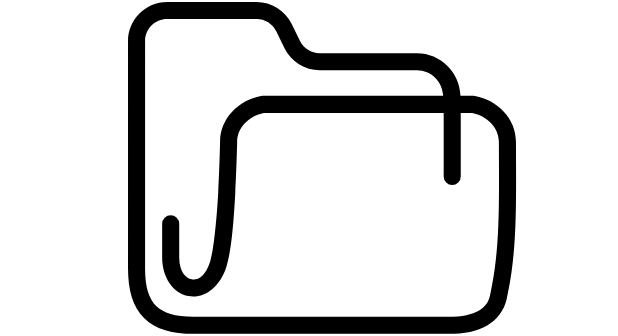
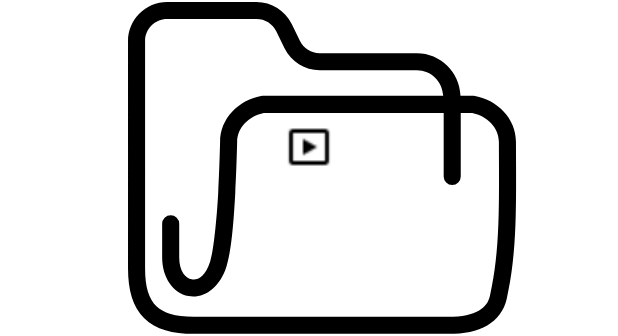
Before and after one commit to turik2304/GallerySample, an Android app: the layout item_file.xml on its own in the app's theme, with its tools: preview values and no code run, on a phone screen of 412 x 824 dp. Shown: the part 162-498 px from the top of the screen. Run offline under Robolectric (Android 15) with nearby library versions, the phone set to English and light mode, and no system bars.

Commit message:
fix bugs

```diff
--- a/app/build.gradle
+++ b/app/build.gradle
@@ -67,8 +67,4 @@ dependencies {
     def koin_version = "3.2.2"
     implementation "io.insert-koin:koin-core:$koin_version"
     implementation "io.insert-koin:koin-android:$koin_version"
-
-    def glide_version = "4.13.2"
-    implementation "com.github.bumptech.glide:glide:$glide_version"
-    kapt "com.github.bumptech.glide:compiler:$glide_version"
 }
--- a/app/src/main/AndroidManifest.xml
+++ b/app/src/main/AndroidManifest.xml
@@ -10,7 +10,6 @@
         android:allowBackup="true"
         android:dataExtractionRules="@xml/data_extraction_rules"
         android:fullBackupContent="@xml/backup_rules"
-        android:hardwareAccelerated="false"
         android:icon="@mipmap/ic_launcher"
         android:label="@string/app_name"
         android:largeHeap="true"
--- a/app/src/main/java/com/example/gallerysample/data/network/NetworkBuilder.kt
+++ b/app/src/main/java/com/example/gallerysample/data/network/NetworkBuilder.kt
@@ -12,7 +12,7 @@ object NetworkBuilder {
     private const val CONNECT_TIMEOUT: Long = 10
 
     private const val TOKEN =
-        "sl.BQxoqfeV2A7bCcqiw7WKJiDNCLYjcYAJb7wsNG2AJxp-OzEmBYIk6wV4G6vD1UOxticpqyAIzZMpsqOZIxv-kKYmG5I4b_dsfxZVJqpAClrvL-chVY9rbUGWajw34LIy9cCg29WE"
+        "sl.BQ2Sqm7lWR2KmOkZfWq0IdDUb7RFGHSkXP0HywxwUnVi6L670ucmFzrlsfHicRhR6cqUjk8sMbAeQ2pVtw6mafLIuYFOPdqc9-yFcF8Xx6dj-AsHfIHa5KPePABplObKhkuOXP4W"
 
     fun buildOkhttp(): OkHttpClient {
         return OkHttpClient.Builder()
--- a/app/src/main/java/com/example/gallerysample/data/repository/DropBoxRepository.kt
+++ b/app/src/main/java/com/example/gallerysample/data/repository/DropBoxRepository.kt
@@ -28,7 +28,7 @@ class DropBoxRepository(
 
     private val gson: Gson = Gson()
 
-    suspend fun uploadFile(file: File): String? {
+    suspend fun uploadFile(file: File): String {
         return withContext(dispatcher) {
             if (file.length() > MAX_FILE_BYTE_SIZE) {
                 uploadLargeFile(file)
--- a/app/src/main/java/com/example/gallerysample/presentation/gallery/GalleryFragment.kt
+++ b/app/src/main/java/com/example/gallerysample/presentation/gallery/GalleryFragment.kt
@@ -14,7 +14,6 @@ import androidx.fragment.app.Fragment
 import androidx.lifecycle.lifecycleScope
 import androidx.recyclerview.widget.GridLayoutManager
 import com.example.gallerysample.databinding.FragmentGalleryBinding
-import com.example.gallerysample.presentation.base.BaseSideEffect
 import com.example.gallerysample.presentation.gallery.adapter.GalleryAdapter
 import kotlinx.coroutines.flow.launchIn
 import kotlinx.coroutines.flow.onEach
@@ -87,8 +86,8 @@ class GalleryFragment : Fragment() {
                 is State.Content -> {
                     rvContent.isVisible = true
                     progressBar.isGone = true
-                    if (state.openedFolder != null) {
-                        adapter.updateItems(state.openedFolder.files)
+                    if (state.openedFolderName != null) {
+                        adapter.updateItems(state.openedFolder!!.files)
                     } else {
                         adapter.updateItems(state.folders)
                     }
--- a/app/src/main/java/com/example/gallerysample/presentation/gallery/State.kt
+++ b/app/src/main/java/com/example/gallerysample/presentation/gallery/State.kt
@@ -9,8 +9,11 @@ sealed class State : BaseState {
 
     data class Content(
         val folders: List<GalleryItem.Folder>,
+        val openedFolderName: String?,
+    ) : State() {
         val openedFolder: GalleryItem.Folder?
-    ) : State()
+            get() = folders.find { it.folderName == openedFolderName }
+    }
 
     object Error : State()
 }
--- a/app/src/main/res/layout/item_file.xml
+++ b/app/src/main/res/layout/item_file.xml
@@ -23,20 +23,20 @@
         android:id="@+id/ivFileType"
         android:layout_width="32dp"
         android:layout_height="32dp"
-        android:layout_marginStart="8dp"
-        android:layout_marginTop="10dp"
         android:src="@drawable/ic_video"
-        android:visibility="gone"
+        android:visibility="visible"
+        app:layout_constraintBottom_toBottomOf="parent"
+        app:layout_constraintEnd_toEndOf="parent"
         app:layout_constraintStart_toStartOf="parent"
         app:layout_constraintTop_toTopOf="parent" />
 
     <FrameLayout
         android:layout_width="20dp"
         android:layout_height="20dp"
-        android:layout_marginEnd="8dp"
-        app:layout_constraintBottom_toBottomOf="@+id/ivFileType"
+        android:layout_marginTop="10dp"
+        android:layout_marginEnd="10dp"
         app:layout_constraintEnd_toEndOf="parent"
-        app:layout_constraintTop_toTopOf="@+id/ivFileType">
+        app:layout_constraintTop_toTopOf="parent">
 
         <androidx.appcompat.widget.AppCompatImageView
             android:id="@+id/ivStatus"
@@ -50,7 +50,6 @@
             android:layout_width="match_parent"
             android:layout_height="match_parent"
             android:visibility="gone" />
-
     </FrameLayout>
 
     <androidx.appcompat.widget.AppCompatTextView
```
Also changed, not shown: app/src/main/java/com/example/gallerysample/presentation/gallery/GalleryViewModel.kt (+3 -4 lines), app/src/main/java/com/example/gallerysample/presentation/gallery/adapter/GalleryAdapter.kt (+9 -3 lines).
